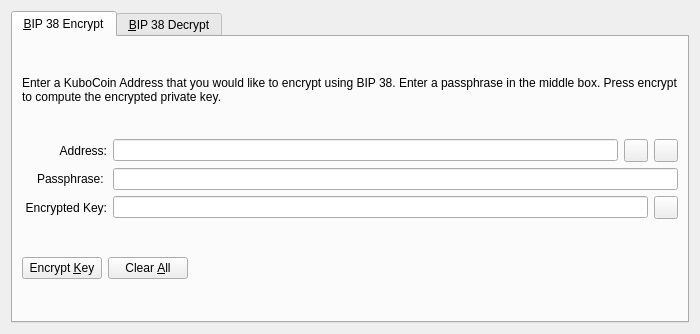
Old version of the form src/qt/forms/bip38tooldialog.ui in the repository KuboCoin/KuboCoin.
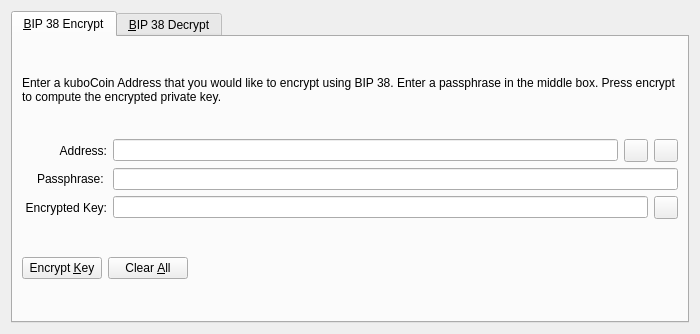
New version of the form. The open tabs and pages were chosen to show the change. Icons and pictures are not drawn. Custom widgets are drawn as their Qt base class.

```diff
--- a/src/qt/forms/bip38tooldialog.ui
+++ b/src/qt/forms/bip38tooldialog.ui
@@ -30,7 +30,7 @@
        <item>
         <widget class="QLabel" name="infoLabel_ENC">
          <property name="text">
-          <string>Enter a KuboCoin Address that you would like to encrypt using BIP 38. Enter a passphrase in the middle box. Press encrypt to compute the encrypted private key.</string>
+          <string>Enter a kuboCoin Address that you would like to encrypt using BIP 38. Enter a passphrase in the middle box. Press encrypt to compute the encrypted private key.</string>
          </property>
          <property name="textFormat">
           <enum>Qt::PlainText</enum>
```
Left out of the diff: 4 changed lines with no effect on the pictures.
